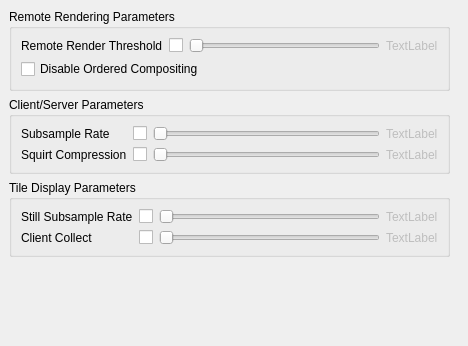
This is Qt/Components/Resources/UI/pqGlobalRenderViewOptions.ui in wildmichael/ParaView3-enhancements-old as Qt 5 draws it before an edit. The edited form follows.
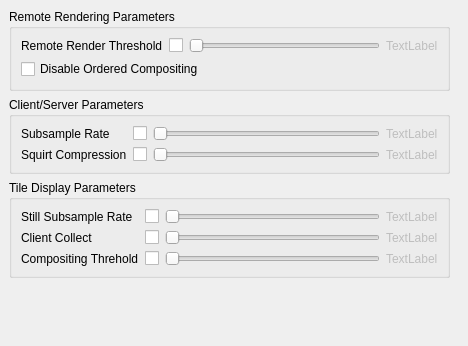
This is the edited form. The open tabs and pages were chosen to show the change.

Commit message:
BUG: There was no means to render on tile displays without compositing. Also there was a bug in the vtkSMSimpleParallelStrategy code for tiledisplays which resulted in data being cloned always (even when compositing was enabled).
This fix adds a new TileDislayCompositeThreshold which is the threshold under
which the data will simply be cloned. There was an issue with the server-side
tiles not being rendered unless compositing was enabled. This patch also fixes
that.

Diff of the .ui file:
```diff
--- a/Qt/Components/Resources/UI/pqGlobalRenderViewOptions.ui
+++ b/Qt/Components/Resources/UI/pqGlobalRenderViewOptions.ui
@@ -613,7 +613,19 @@
      <property name="margin" >
       <number>9</number>
      </property>
-     <property name="spacing" >
+     <property name="topMargin" >
+      <number>9</number>
+     </property>
+     <property name="rightMargin" >
+      <number>9</number>
+     </property>
+     <property name="bottomMargin" >
+      <number>9</number>
+     </property>
+     <property name="horizontalSpacing" >
+      <number>6</number>
+     </property>
+     <property name="verticalSpacing" >
       <number>6</number>
      </property>
      <item row="3" column="0" >
@@ -837,7 +849,19 @@
         <property name="margin" >
          <number>9</number>
         </property>
-        <property name="spacing" >
+        <property name="topMargin" >
+         <number>9</number>
+        </property>
+        <property name="rightMargin" >
+         <number>9</number>
+        </property>
+        <property name="bottomMargin" >
+         <number>9</number>
+        </property>
+        <property name="horizontalSpacing" >
+         <number>6</number>
+        </property>
+        <property name="verticalSpacing" >
          <number>6</number>
         </property>
         <item row="1" column="3" >
@@ -944,6 +968,43 @@
           </property>
          </widget>
         </item>
+        <item row="2" column="0" >
+         <widget class="QLabel" name="label_4" >
+          <property name="text" >
+           <string>Compositing Threhold</string>
+          </property>
+         </widget>
+        </item>
+        <item row="2" column="1" >
+         <widget class="QCheckBox" name="enableTileDisplayCompositing" >
+          <property name="text" >
+           <string/>
+          </property>
+         </widget>
+        </item>
+        <item row="2" column="2" >
+         <widget class="QSlider" name="tileDisplayCompositeThreshold" >
+          <property name="toolTip" >
+           <string>&lt;html>&lt;head>&lt;meta name="qrichtext" content="1" />&lt;/head>&lt;body style=" white-space: pre-wrap; font-family:Sans Serif; font-size:9pt; font-weight:400; font-style:normal; text-decoration:none;">&lt;p style=" margin-top:0px; margin-bottom:0px; margin-left:0px; margin-right:0px; -qt-block-indent:0; text-indent:0px;">This slider determines when distributed rendering is used on tile displays. When compositing is enabled, each processes renders the data it has and then the rendering code composites the images together for each tile. When compositing is disabled, geometry is cloned on all processes and each process renders the tile independently. Threshold criteria is based on size of the model in mega bytes. &lt;b>Left:&lt;/b> Always use compositing. &lt;b>Right:&lt;/b> Clone even large models.&lt;/p>&lt;/body>&lt;/html></string>
+          </property>
+          <property name="maximum" >
+           <number>1000</number>
+          </property>
+          <property name="orientation" >
+           <enum>Qt::Horizontal</enum>
+          </property>
+         </widget>
+        </item>
+        <item row="2" column="3" >
+         <widget class="QLabel" name="tileDisplayCompositeThresholdLabel" >
+          <property name="enabled" >
+           <bool>false</bool>
+          </property>
+          <property name="text" >
+           <string>TextLabel</string>
+          </property>
+         </widget>
+        </item>
        </layout>
       </widget>
      </item>
```
Left out of the diff: 151 changed lines with no effect on the pictures. The commit also changes 8 other files.
